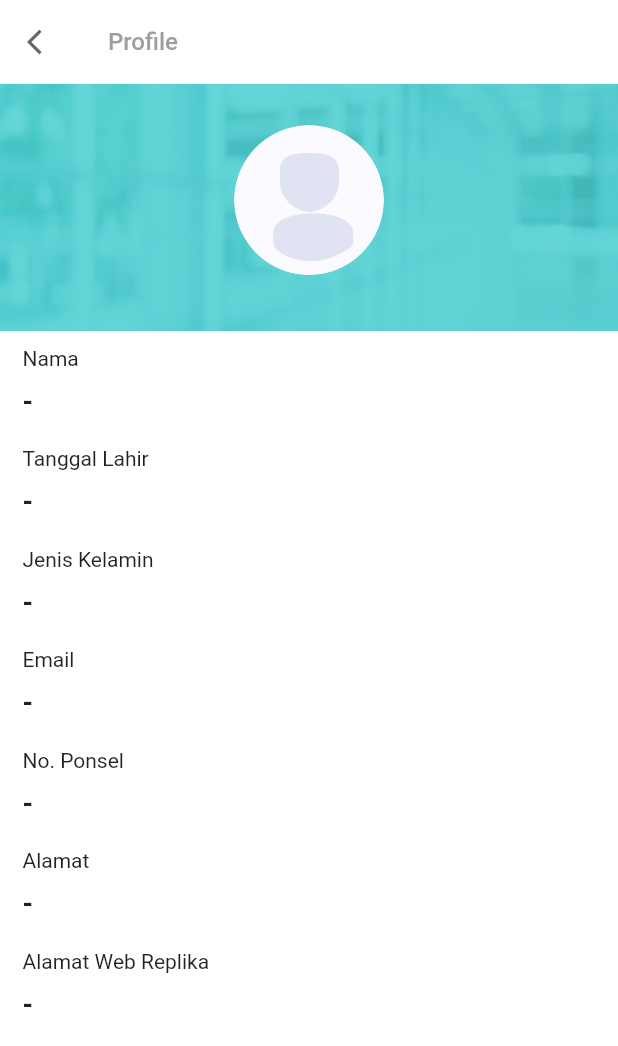
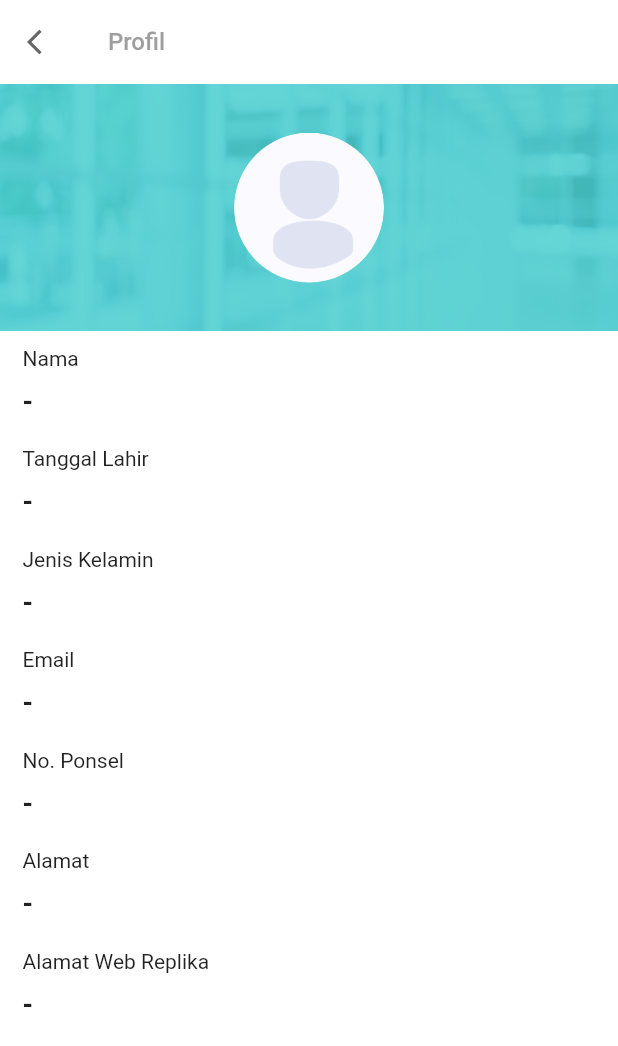
Before and after one commit to AfKurniawan/klikdna-v1, a Flutter app: the LihatProfilePage screen opened by its route, on a phone screen of 412 x 824 dp. Shown: the top 1046 px of the screen. Run offline on Flutter 3.47's test engine with Material 2 defaults, Android fonts, the phone set to English and light mode, and no system bars; our stand-ins replace cached_network_image, carousel_slider, flushbar, flutter_native_image, font_awesome_flutter, form_field_validator and 4 more; missing offline and left inert: a package; accounts and stored records are empty; network calls fail.

Commit message:
merapikan tampilan

```diff
--- a/lib/src/login/providers/login_provider.dart
+++ b/lib/src/login/providers/login_provider.dart
@@ -127,7 +127,7 @@
             prefs.setString("lastname", responseJson.user.member.lastname.toUpperCase());
 
             birthdate = responseJson.user.member.birthdate;
-            prefs.setString("birthdate", responseJson.user.member.birthdate);
+            prefs.setString("birthdate", responseJson.user.member.birthdate.substring(0, 10));
 
             gender = responseJson.user.member.gender;
             prefs.setString("gender", responseJson.user.member.gender);
--- a/lib/src/mitra/pages/mitra_page.dart
+++ b/lib/src/mitra/pages/mitra_page.dart
@@ -137,10 +137,9 @@
                             print("CALL TREE WEBSITE");
                           },
                           child: ClipRRect(
-                            borderRadius: BorderRadius.circular(10),
+                            borderRadius: BorderRadius.circular(0),
                             child: Image.asset(
                               "assets/images/tree_image.png",
-                              width: MediaQuery.of(context).size.width - 40,
                               fit: BoxFit.cover,
                               height: MediaQuery.of(context).size.width < 600 ? MediaQuery.of(context).size.height / 4 : MediaQuery.of(context).size.height / 3,
                               // height: 150,
@@ -164,7 +163,7 @@
                           margin: EdgeInsets.only(top: 10),
                           decoration: BoxDecoration(
                             color: Color(0xff50A1D3),
-                            borderRadius: BorderRadius.circular(5),
+                            borderRadius: BorderRadius.circular(10),
                             boxShadow: [
                               BoxShadow(
                                 offset: Offset(0, 4),
--- a/lib/src/profile/pages/lihat_profile_page.dart
+++ b/lib/src/profile/pages/lihat_profile_page.dart
@@ -23,7 +23,7 @@
             appBar: AppBar(
               centerTitle: false,
               title: Text(
-                "Profile",
+                "Profil",
                 style: TextStyle(color: Colors.grey, fontSize: 16),
               ),
               elevation: 0,
@@ -62,7 +62,7 @@
                                 "assets/images/header_background.png"))),
                     child: Padding(
                       padding: const EdgeInsets.only(
-                          left: 18.0, right: 18, bottom: 10),
+                          left: 18.0, right: 18),
                       child: Row(
                         mainAxisAlignment: MainAxisAlignment.center,
                         crossAxisAlignment: CrossAxisAlignment.center,
@@ -81,7 +81,10 @@
                           // )
                           ClipRRect(
                               borderRadius: BorderRadius.circular(50),
-                              child: Image.asset("assets/images/no_image.png", height: 100, width: 100, fit: BoxFit.cover))
+                              child: Image.asset("assets/images/no_image.png",
+                                  height: 100,
+                                  width: 100,
+                                  fit: BoxFit.cover))
 
                         ],
                       ),
@@ -99,11 +102,11 @@
                         children: [
                           Text("Nama"),
                           SizedBox(height: 10),
-                          Text(prov.firstname == null ? "-" : prov.firstname, style: TextStyle(fontSize: 18, fontWeight: FontWeight.bold)),
+                          Text(prov.vfirstname == null ? "-" : "${prov.vfirstname} ${prov.vlastname}", style: TextStyle(fontSize: 18, fontWeight: FontWeight.bold)),
                           SizedBox(height: 20),
                           Text("Tanggal Lahir"),
                           SizedBox(height: 10),
-                          Text(prov.birthdate == null ? "-" : prov.birthdate, style: TextStyle(fontSize: 18, fontWeight: FontWeight.bold)),
+                          Text(prov.vbirthdate == null ? "-" : "${prov.vbirthdate}", style: TextStyle(fontSize: 18, fontWeight: FontWeight.bold)),
                           SizedBox(height: 20),
                           Text("Jenis Kelamin"),
                           SizedBox(height: 10),
```
Also changed, not shown: lib/src/profile/pages/detail_profile_page.dart (+19 -76 lines), lib/src/profile/pages/profile_page.dart (+6 -11 lines).
